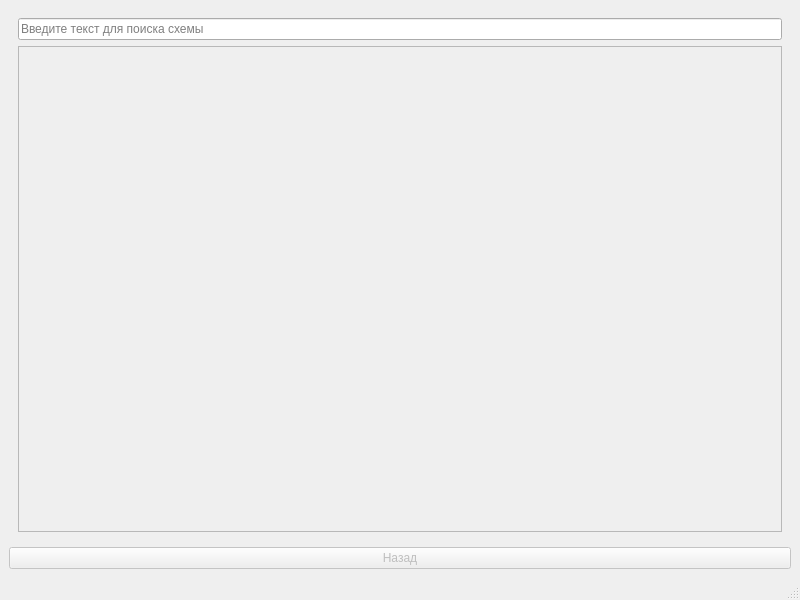
Before: the Qt Designer form mainwindow.ui in CausaPrincipalis71/dconf-deffaults-editor, drawn with Qt 5.
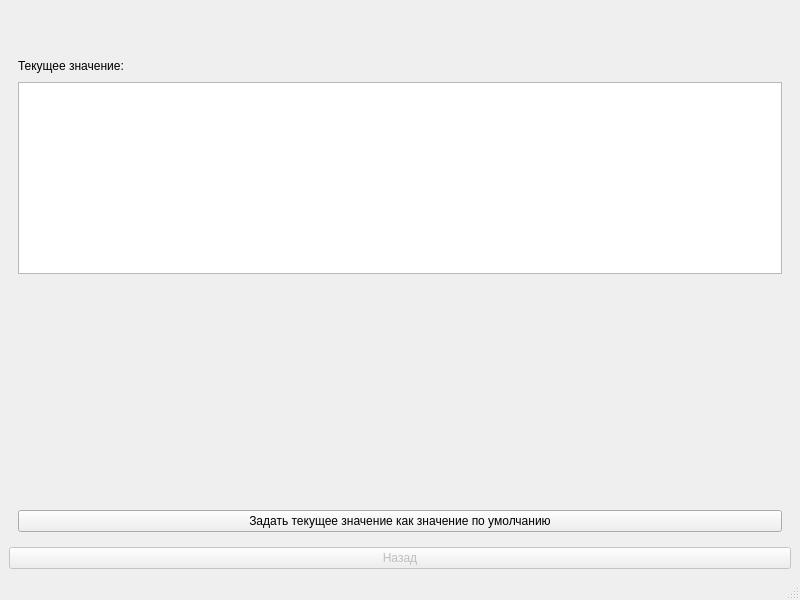
After: the same form once the commit is applied. The open tabs and pages were chosen to show the change.

Commit message: Added functionality for working with keys, it became possible to set their default values

Diff of the .ui file:
```diff
--- a/mainwindow.ui
+++ b/mainwindow.ui
@@ -60,6 +60,124 @@
         </item>
        </layout>
       </widget>
+      <widget class="QWidget" name="keyPage">
+       <layout class="QVBoxLayout" name="verticalLayout_5">
+        <item>
+         <widget class="QWidget" name="widget" native="true">
+          <property name="sizePolicy">
+           <sizepolicy hsizetype="Preferred" vsizetype="Preferred">
+            <horstretch>0</horstretch>
+            <verstretch>0</verstretch>
+           </sizepolicy>
+          </property>
+          <layout class="QHBoxLayout" name="horizontalLayout_2">
+           <item>
+            <widget class="QLabel" name="keyPage_schemaName">
+             <property name="text">
+              <string/>
+             </property>
+            </widget>
+           </item>
+           <item>
+            <widget class="QLabel" name="currentKeyLabel">
+             <property name="text">
+              <string/>
+             </property>
+             <property name="alignment">
+              <set>Qt::AlignCenter</set>
+             </property>
+            </widget>
+           </item>
+          </layout>
+         </widget>
+        </item>
+        <item>
+         <layout class="QHBoxLayout" name="horizontalLayout">
+          <item>
+           <widget class="QLabel" name="currentValueLabel">
+            <property name="sizePolicy">
+             <sizepolicy hsizetype="Preferred" vsizetype="Minimum">
+              <horstretch>0</horstretch>
+              <verstretch>0</verstretch>
+             </sizepolicy>
+            </property>
+            <property name="text">
+             <string>Текущее значение:</string>
+            </property>
+           </widget>
+          </item>
+          <item>
+           <spacer name="horizontalSpacer">
+            <property name="orientation">
+             <enum>Qt::Horizontal</enum>
+            </property>
+            <property name="sizeHint" stdset="0">
+             <size>
+              <width>40</width>
+              <height>20</height>
+             </size>
+            </property>
+           </spacer>
+          </item>
+          <item>
+           <widget class="QLabel" name="currentValue">
+            <property name="text">
+             <string/>
+            </property>
+           </widget>
+          </item>
+         </layout>
+        </item>
+        <item>
+         <widget class="QPlainTextEdit" name="keyDescription">
+          <property name="sizePolicy">
+           <sizepolicy hsizetype="Expanding" vsizetype="Maximum">
+            <horstretch>0</horstretch>
+            <verstretch>0</verstretch>
+           </sizepolicy>
+          </property>
+          <property name="lineWidth">
+           <number>0</number>
+          </property>
+          <property name="tabChangesFocus">
+           <bool>true</bool>
+          </property>
+          <property name="readOnly">
+           <bool>true</bool>
+          </property>
+          <property name="overwriteMode">
+           <bool>false</bool>
+          </property>
+          <property name="backgroundVisible">
+           <bool>false</bool>
+          </property>
+          <property name="centerOnScroll">
+           <bool>false</bool>
+          </property>
+         </widget>
+        </item>
+        <item>
+         <spacer name="verticalSpacer">
+          <property name="orientation">
+           <enum>Qt::Vertical</enum>
+          </property>
+          <property name="sizeHint" stdset="0">
+           <size>
+            <width>20</width>
+            <height>40</height>
+           </size>
+          </property>
+         </spacer>
+        </item>
+        <item>
+         <widget class="QPushButton" name="setCurrentValuesAsDefault_pushButton">
+          <property name="text">
+           <string>Задать текущее значение как значение по умолчанию</string>
+          </property>
+         </widget>
+        </item>
+       </layout>
+      </widget>
      </widget>
     </item>
     <item>
```
Left out of the diff: 15 changed lines with no effect on the pictures. The commit also changes 6 other files.
